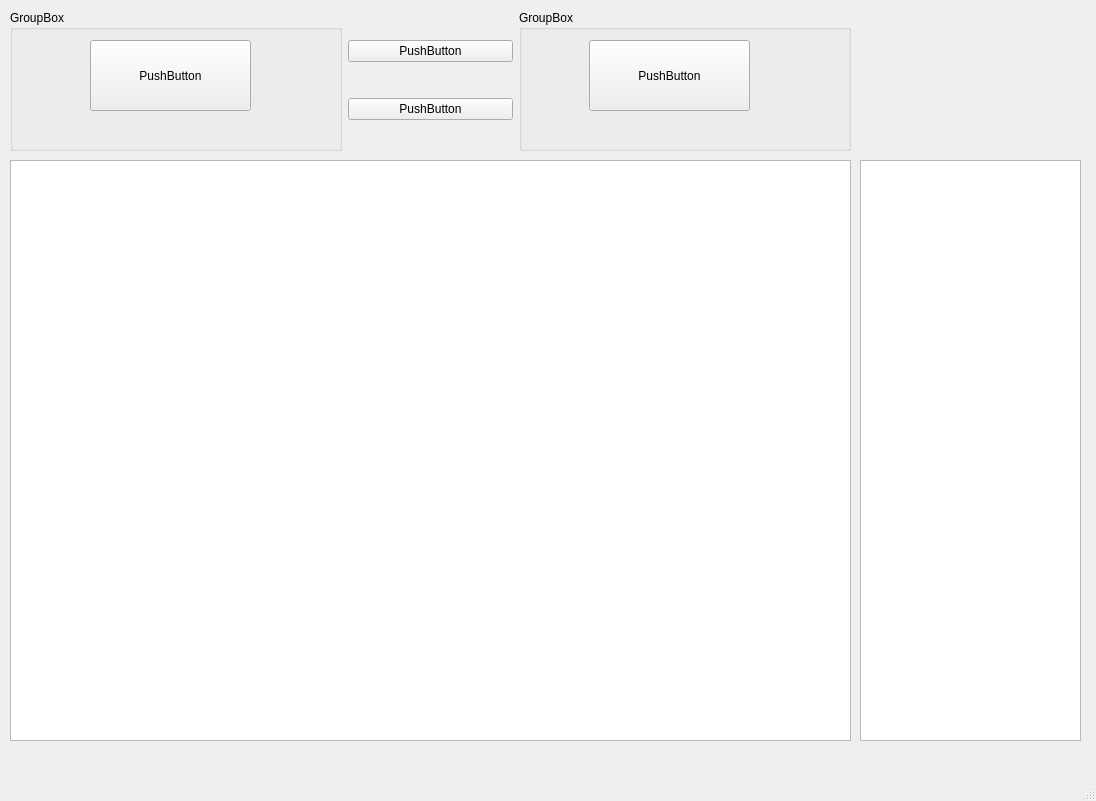
This is ui/ussd2.ui in naivete13sky/epvs as Qt 5 draws it before an edit. The edited form follows.
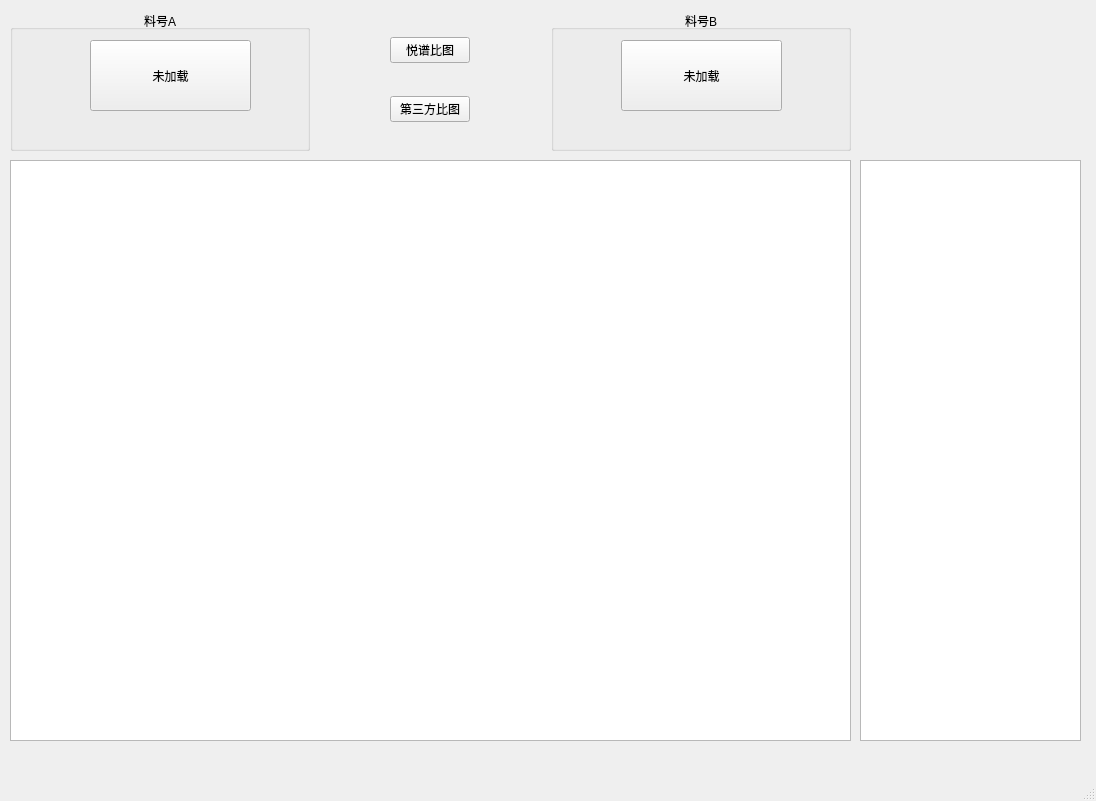
This is the edited form.

Diff of the .ui file:
```diff
--- a/ui/ussd2.ui
+++ b/ui/ussd2.ui
@@ -43,13 +43,16 @@
       <height>141</height>
      </rect>
     </property>
-    <layout class="QHBoxLayout" name="horizontalLayout" stretch="2,1,2">
+    <layout class="QHBoxLayout" name="horizontalLayoutInput" stretch="4,1,1,1,4">
      <item>
       <widget class="QGroupBox" name="groupBox">
        <property name="title">
-        <string>GroupBox</string>
+        <string>料号A</string>
        </property>
-       <widget class="QPushButton" name="pushButton">
+       <property name="alignment">
+        <set>Qt::AlignCenter</set>
+       </property>
+       <widget class="QPushButton" name="pushButtonInputA">
         <property name="geometry">
          <rect>
           <x>80</x>
@@ -59,35 +62,80 @@
          </rect>
         </property>
         <property name="text">
-         <string>PushButton</string>
+         <string>未加载</string>
+        </property>
+       </widget>
+       <widget class="QLabel" name="labelJobA">
+        <property name="geometry">
+         <rect>
+          <x>80</x>
+          <y>110</y>
+          <width>161</width>
+          <height>20</height>
+         </rect>
+        </property>
+        <property name="text">
+         <string/>
+        </property>
+        <property name="alignment">
+         <set>Qt::AlignCenter</set>
         </property>
        </widget>
       </widget>
      </item>
      <item>
-      <layout class="QVBoxLayout" name="verticalLayout">
+      <spacer name="horizontalSpacer">
+       <property name="orientation">
+        <enum>Qt::Horizontal</enum>
+       </property>
+       <property name="sizeHint" stdset="0">
+        <size>
+         <width>40</width>
+         <height>20</height>
+        </size>
+       </property>
+      </spacer>
+     </item>
+     <item>
+      <layout class="QVBoxLayout" name="verticalLayoutInput" stretch="1,1">
        <item>
-        <widget class="QPushButton" name="pushButton_4">
+        <widget class="QPushButton" name="pushButtonVSEP">
          <property name="text">
-          <string>PushButton</string>
+          <string>悦谱比图</string>
          </property>
         </widget>
        </item>
        <item>
-        <widget class="QPushButton" name="pushButton_5">
+        <widget class="QPushButton" name="pushButtonVSG">
          <property name="text">
-          <string>PushButton</string>
+          <string>第三方比图</string>
          </property>
         </widget>
        </item>
       </layout>
      </item>
      <item>
-      <widget class="QGroupBox" name="groupBox_2">
+      <spacer name="horizontalSpacer_2">
+       <property name="orientation">
+        <enum>Qt::Horizontal</enum>
+       </property>
+       <property name="sizeHint" stdset="0">
+        <size>
+         <width>40</width>
+         <height>20</height>
+        </size>
+       </property>
+      </spacer>
+     </item>
+     <item>
+      <widget class="QGroupBox" name="groupBoxJobB">
        <property name="title">
-        <string>GroupBox</string>
+        <string>料号B</string>
        </property>
-       <widget class="QPushButton" name="pushButton_3">
+       <property name="alignment">
+        <set>Qt::AlignCenter</set>
+       </property>
+       <widget class="QPushButton" name="pushButtonInputB">
         <property name="geometry">
          <rect>
           <x>70</x>
@@ -97,7 +145,23 @@
          </rect>
         </property>
         <property name="text">
-         <string>PushButton</string>
+         <string>未加载</string>
+        </property>
+       </widget>
+       <widget class="QLabel" name="labelJobB">
+        <property name="geometry">
+         <rect>
+          <x>70</x>
+          <y>110</y>
+          <width>161</width>
+          <height>20</height>
+         </rect>
+        </property>
+        <property name="text">
+         <string/>
+        </property>
+        <property name="alignment">
+         <set>Qt::AlignCenter</set>
         </property>
        </widget>
       </widget>
```
Left out of the diff: 4 changed lines with no effect on the pictures.
